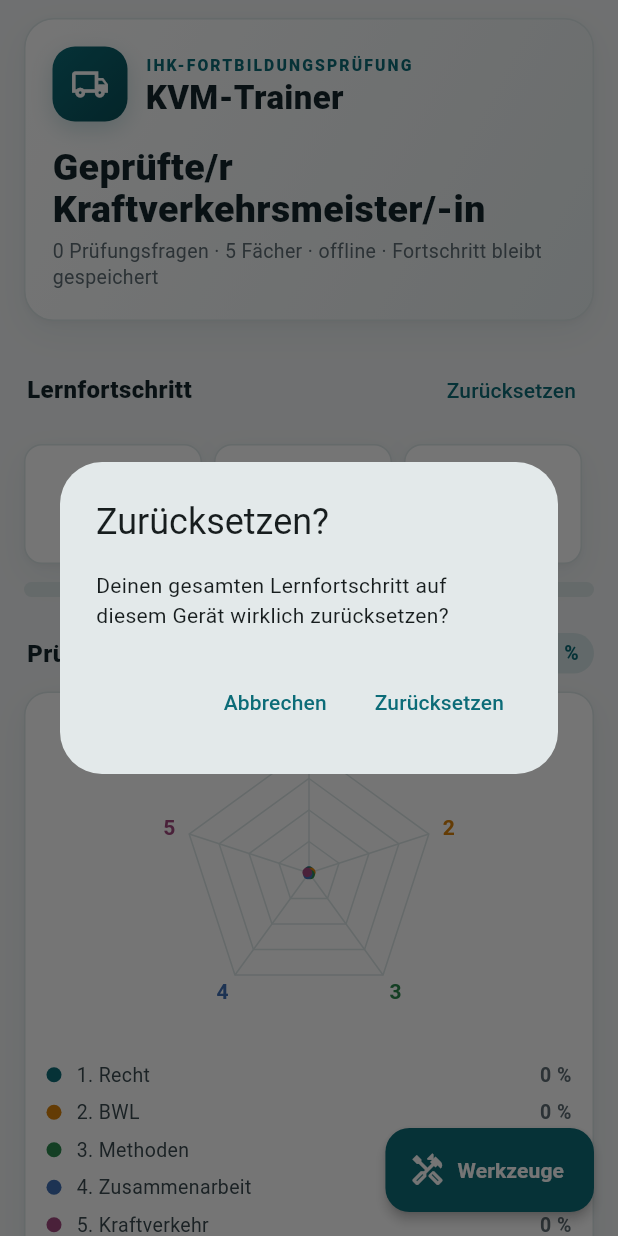
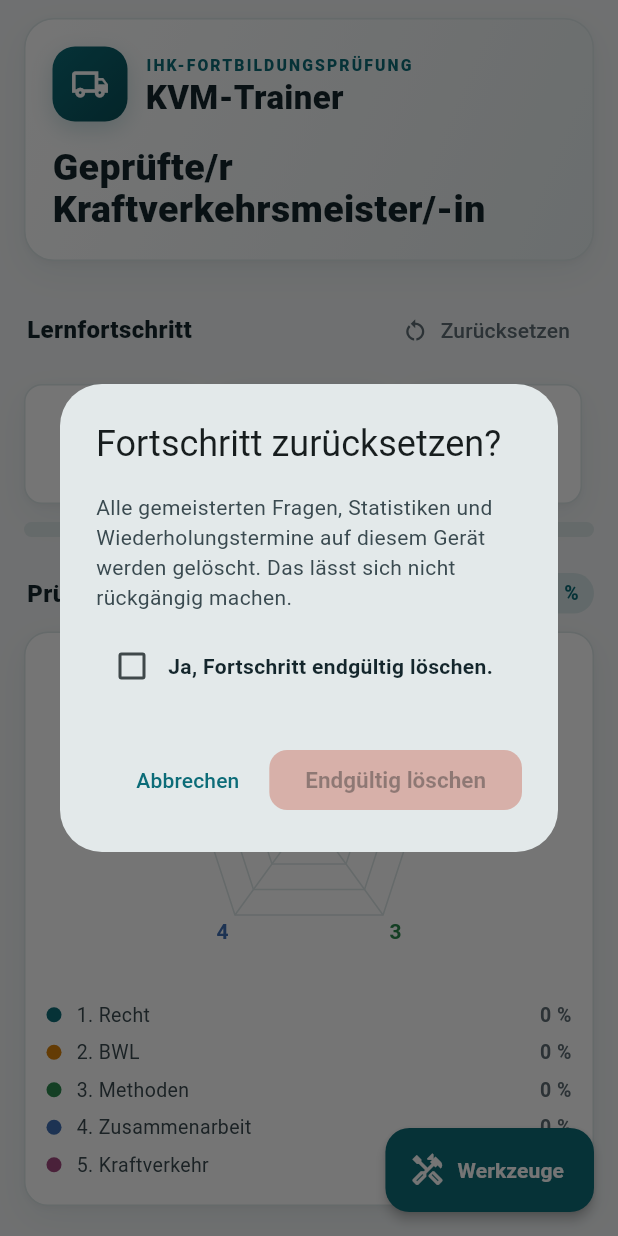
Before and after one commit to schaardi/KVM-Lernapp, a Flutter app: the HomeScreen screen opened directly, after a tap on "Zurücksetzen", on a phone screen of 412 x 824 dp. Run offline on Flutter 3.47's test engine with Material 3 defaults, Android fonts, the phone set to English and light mode, and no system bars; our stand-ins replace flutter_tts, shared_preferences, speech_to_text; accounts and stored records are empty.

Commit message:
Design-Rollout auf alle Screens + Zurücksetzen abgesichert
- Startscreen: Hero-Subline entfernt (auf Wunsch); Fortschritt-Reset nur noch
  über zweistufige Abfrage (Bestätigungshaken schaltet den roten „Endgültig
  löschen"-Knopf frei) + Snackbar-Bestätigung – kein versehentliches Löschen.
- Quiz & Ergebnis: gleiche Optik ausgerollt (weiche Schattenkarten, größere
  Radien, Ergebnis-Aufschlüsselung als Karte).
- Buttons zentral gerundet (Filled/Outlined-Theme).
- Farb-API modernisiert (withValues statt withOpacity, auch im Radar).

Co-Authored-By: Claude Opus 4.8 <noreply@anthropic.com>
Claude-Session: https://claude.ai/code/session_01PD5ddV5C1Qcpq4Q8dgm6C4

```diff
--- a/flutter_app/lib/screens/home_screen.dart
+++ b/flutter_app/lib/screens/home_screen.dart
@@ -108,27 +108,22 @@ class _HomeScreenState extends State<HomeScreen> {
         child: ListView(
           padding: const EdgeInsets.fromLTRB(16, 12, 16, 96),
           children: [
-            _hero(total, overall),
+            _hero(),
             const SizedBox(height: 22),
 
             // Fortschritt
-            _section('Lernfortschritt', trailing: TextButton(
+            _section('Lernfortschritt', trailing: TextButton.icon(
               onPressed: () async {
-                final ok = await showDialog<bool>(
-                  context: context,
-                  builder: (_) => AlertDialog(
-                    title: const Text('Zurücksetzen?'),
-                    content: const Text(
-                        'Deinen gesamten Lernfortschritt auf diesem Gerät wirklich zurücksetzen?'),
-                    actions: [
-                      TextButton(onPressed: () => Navigator.pop(context, false), child: const Text('Abbrechen')),
-                      TextButton(onPressed: () => Navigator.pop(context, true), child: const Text('Zurücksetzen')),
-                    ],
-                  ),
+                final ok = await _confirmReset();
+                if (!mounted || !ok) return;
+                setState(() => prog.reset());
+                ScaffoldMessenger.of(context).showSnackBar(
+                  const SnackBar(content: Text('Lernfortschritt zurückgesetzt.')),
                 );
-                if (ok == true) setState(() => prog.reset());
               },
-              child: const Text('Zurücksetzen'),
+              style: TextButton.styleFrom(foregroundColor: kMuted),
+              icon: const Icon(Icons.restart_alt, size: 18),
+              label: const Text('Zurücksetzen'),
             )),
             Row(children: [
               _stat(mastered.toString(), 'Gemeistert', kOk),
@@ -211,8 +206,57 @@ class _HomeScreenState extends State<HomeScreen> {
     );
   }
 
+  /// Zweistufige Sicherheitsabfrage – der „Löschen"-Knopf ist erst nach dem
+  /// Bestätigungshaken aktiv, damit nichts versehentlich passiert.
+  Future<bool> _confirmReset() async {
+    var sure = false;
+    final ok = await showDialog<bool>(
+      context: context,
+      builder: (ctx) => StatefulBuilder(
+        builder: (ctx, setLocal) => AlertDialog(
+          title: const Text('Fortschritt zurücksetzen?'),
+          content: Column(mainAxisSize: MainAxisSize.min, crossAxisAlignment: CrossAxisAlignment.start, children: [
+            const Text(
+                'Alle gemeisterten Fragen, Statistiken und Wiederholungstermine auf '
+                'diesem Gerät werden gelöscht. Das lässt sich nicht rückgängig machen.',
+                style: TextStyle(color: kInkSoft, height: 1.4)),
+            const SizedBox(height: 8),
+            InkWell(
+              onTap: () => setLocal(() => sure = !sure),
+              borderRadius: BorderRadius.circular(8),
+              child: Padding(
+                padding: const EdgeInsets.symmetric(vertical: 4),
+                child: Row(children: [
+                  Checkbox(
+                    value: sure,
+                    activeColor: kErr,
+                    onChanged: (v) => setLocal(() => sure = v ?? false),
+                  ),
+                  const Expanded(
+                    child: Text('Ja, Fortschritt endgültig löschen.',
+                        style: TextStyle(fontWeight: FontWeight.w600, color: kInk)),
+                  ),
+                ]),
+              ),
+            ),
+          ]),
+          actions: [
+            TextButton(onPressed: () => Navigator.pop(ctx, false), child: const Text('Abbrechen')),
+            FilledButton(
+              style: FilledButton.styleFrom(
+                  backgroundColor: kErr, disabledBackgroundColor: kErr.withValues(alpha: 0.35)),
+              onPressed: sure ? () => Navigator.pop(ctx, true) : null,
+              child: const Text('Endgültig löschen'),
+            ),
+          ],
+        ),
+      ),
+    );
+    return ok == true;
+  }
+
   // ---- Kopfbereich / Branding ----
-  Widget _hero(int total, int overall) {
+  Widget _hero() {
     return Container(
       padding: const EdgeInsets.fromLTRB(18, 18, 18, 20),
       decoration: BoxDecoration(
@@ -242,9 +286,6 @@ class _HomeScreenState extends State<HomeScreen> {
         const Text('Geprüfte/r Kraftverkehrsmeister/-in',
             style: TextStyle(fontSize: 25, fontWeight: FontWeight.w800,
                 height: 1.12, color: kInk)),
-        const SizedBox(height: 6),
-        Text('$total Prüfungsfragen · 5 Fächer · offline · Fortschritt bleibt gespeichert',
-            style: const TextStyle(color: kMuted, fontSize: 13, height: 1.3)),
       ]),
     );
   }
--- a/flutter_app/lib/widgets/radar_chart.dart
+++ b/flutter_app/lib/widgets/radar_chart.dart
@@ -65,7 +65,7 @@ class _RadarPainter extends CustomPainter {
 
     // Datenpolygon
     final fill = Paint()
-      ..color = kPetrol.withOpacity(0.18)
+      ..color = kPetrol.withValues(alpha: 0.18)
       ..style = PaintingStyle.fill;
     final stroke = Paint()
       ..color = kPetrol
```
Also changed, not shown: flutter_app/lib/main.dart (+13 -0 lines), flutter_app/lib/screens/quiz_screen.dart (+8 -7 lines), flutter_app/lib/screens/result_screen.dart (+19 -2 lines).
